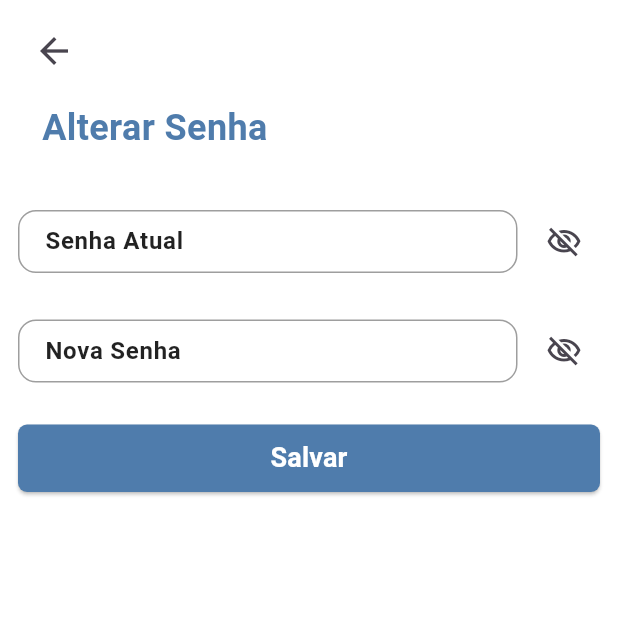
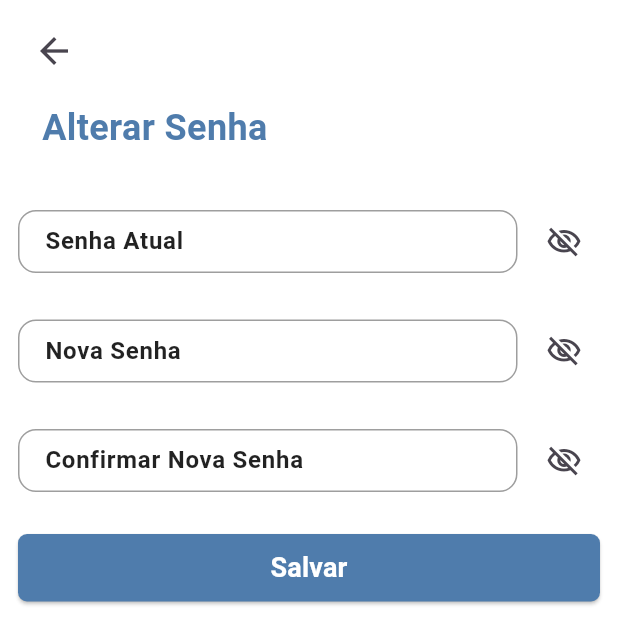
Before and after one commit to DanielMota04/BookLife, a Flutter app: the ChangePasswordPage screen opened by its route, on a phone screen of 412 x 824 dp. Shown: the top 644 px of the screen. Run offline on Flutter 3.47's test engine with Material 3 defaults, Android fonts, the light colour scheme and no system bars; our stand-ins replace cloud_firestore, file_picker, firebase_auth, firebase_core, go_router, google_fonts and 1 more; accounts and stored records are empty.

Commit message:
Mudança de senhas funcional

```diff
--- a/lib/app/router/app_router.dart
+++ b/lib/app/router/app_router.dart
@@ -1,10 +1,15 @@
+import 'package:book_life/features/auth/repositories/auth_repository.dart';
 import 'package:book_life/features/book_details/views/livro_details.dart';
 import 'package:book_life/features/auth/views/welcome_page.dart';
 import 'package:book_life/features/library/views/biblioteca.dart';
 import 'package:book_life/features/library/views/cadastrar_livro.dart';
 import 'package:book_life/features/progress/views/meu_progresso.dart';
+import 'package:book_life/features/settings/viewmodels/change_password_viewmodel.dart';
+import 'package:cloud_firestore/cloud_firestore.dart';
+import 'package:firebase_auth/firebase_auth.dart';
 import 'package:go_router/go_router.dart';
 import 'package:book_life/features/goals/views/metas.dart';
+import 'package:provider/provider.dart';
 
 import '../../features/settings/views/settings_page.dart';
 import '../../features/settings/views/edit_profile_page.dart';
@@ -14,17 +19,18 @@ import '../../features/settings/views/about_page.dart';
 import 'routes.dart';
 
 final appRouter = GoRouter(
-  initialLocation: Routes
-      .welcome,
+  initialLocation: Routes.welcome,
   redirect: (context, state) {
     // implementar verificação de autenticação quando o auth ja estiver configurado
     return null;
   },
   routes: [
-     GoRoute(
+    GoRoute(
       path: Routes.welcome,
       builder: (context, state) => const WelcomePage(),
     ),
+
+    // settings
     GoRoute(
       path: Routes.settings,
       builder: (context, state) => const SettingsPage(),
@@ -35,7 +41,12 @@ final appRouter = GoRouter(
     ),
     GoRoute(
       path: Routes.changePassword,
-      builder: (context, state) => const ChangePasswordPage(),
+      builder: (context, state) => ChangeNotifierProvider(
+        create: (_) => ChangePasswordViewModel(
+          AuthRepository(FirebaseAuth.instance, FirebaseFirestore.instance),
+        ),
+        child: const ChangePasswordPage(),
+      ),
     ),
     GoRoute(path: Routes.about, builder: (context, state) => const AboutPage()),
     GoRoute(
@@ -43,6 +54,7 @@ final appRouter = GoRouter(
       builder: (context, state) => const ThemesPage(),
     ),
 
+    // library
     GoRoute(
       path: Routes.library,
       builder: (context, state) => const MinhaBiblioteca(),
@@ -51,20 +63,19 @@ final appRouter = GoRouter(
       path: Routes.addBook,
       builder: (context, state) => const AdicionarLivroPage(),
     ),
-  GoRoute(
+    GoRoute(
       path: '${Routes.library}/:id',
       builder: (context, state) {
         final idLivro = state.pathParameters['id'] ?? '1';
-        return LivroDetails(bookId: idLivro,);
-      }
+        return LivroDetails(bookId: idLivro);
+      },
     ),
+
+    // progress
     GoRoute(
       path: Routes.progress,
       builder: (context, state) => const MeuProgressoPage(),
     ),
-    GoRoute(
-      path: Routes.goals,
-      builder: (context, state) => const MetasPage(),
-    ),
+    GoRoute(path: Routes.goals, builder: (context, state) => const MetasPage()),
   ],
 );
--- a/lib/features/settings/views/change_password_page.dart
+++ b/lib/features/settings/views/change_password_page.dart
@@ -1,8 +1,10 @@
 import 'package:book_life/core/widgets/button.dart';
+import 'package:book_life/features/settings/viewmodels/change_password_viewmodel.dart';
 import 'package:book_life/features/settings/views/widgets/change_password_input.dart';
 import 'package:book_life/features/settings/views/widgets/page_title_widget.dart';
 import 'package:flutter/material.dart';
 import 'package:go_router/go_router.dart';
+import 'package:provider/provider.dart';
 
 class ChangePasswordPage extends StatefulWidget {
   const ChangePasswordPage({super.key});
@@ -12,19 +14,23 @@ class ChangePasswordPage extends StatefulWidget {
 }
 
 class _ChangePasswordPageState extends State<ChangePasswordPage> {
-  final TextEditingController _currentPasswordController = TextEditingController();
+  final TextEditingController _currentPasswordController =
+      TextEditingController();
   final TextEditingController _newPasswordController = TextEditingController();
-
+  final TextEditingController _confirmPasswordController =
+      TextEditingController();
 
   @override
   void dispose() {
     _currentPasswordController.dispose();
     _newPasswordController.dispose();
+    _confirmPasswordController.dispose();
     super.dispose();
   }
 
   @override
   Widget build(BuildContext context) {
+    final viewmodel = context.watch<ChangePasswordViewModel>();
     return Scaffold(
       body: SafeArea(
         child: SingleChildScrollView(
@@ -43,20 +49,49 @@ class _ChangePasswordPageState extends State<ChangePasswordPage> {
 
               SizedBox(height: 35),
 
-              ChangePasswordInput(controller: _currentPasswordController, hint: 'Senha Atual', obscureText: true),
+              ChangePasswordInput(
+                controller: _currentPasswordController,
+                hint: 'Senha Atual',
+                obscureText: true,
+              ),
 
               SizedBox(height: 25),
 
-              ChangePasswordInput(controller: _newPasswordController, hint: 'Nova Senha', obscureText: true),
+              ChangePasswordInput(
+                controller: _newPasswordController,
+                hint: 'Nova Senha',
+                obscureText: true,
+              ),
+
+              SizedBox(height: 25),
+
+              ChangePasswordInput(
+                controller: _confirmPasswordController,
+                hint: 'Confirmar Nova Senha',
+                obscureText: true,
+              ),
 
               SizedBox(height: 25),
 
               Button(
                 text: 'Salvar',
-                onPressed: () {
-                  // implementar função de salvar alterações depois
-                  context.pop();
-                },
+                onPressed: viewmodel.isLoading
+                    ? null
+                    : () async {
+                        await viewmodel.submit(
+                          _currentPasswordController.text,
+                          _newPasswordController.text,
+                          _confirmPasswordController.text,
+                        );
+                        if (!mounted) return;
+                        if (viewmodel.isSuccess)
+                          context.pop();
+                        else if (viewmodel.errorMessage != null) {
+                          ScaffoldMessenger.of(context).showSnackBar(
+                            SnackBar(content: Text(viewmodel.errorMessage!)),
+                          );
+                        }
+                      },
               ),
             ],
           ),
```
